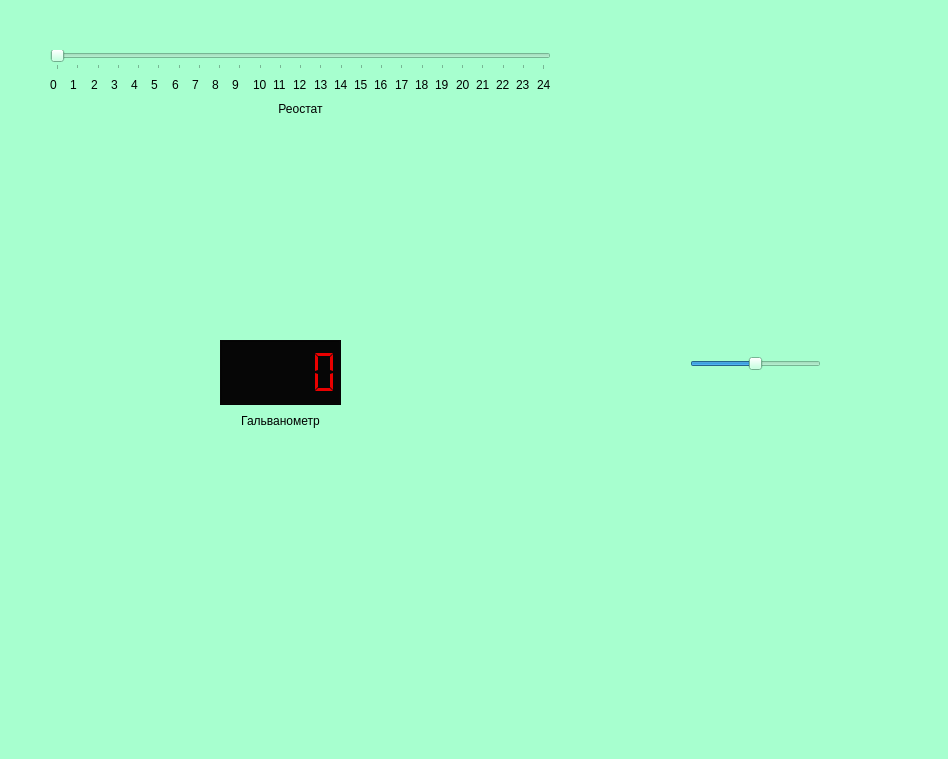
The window that laba2.ui (doktorfish0078/SimulationOfLaboratoryWork) describes before a commit, drawn with Qt 5.
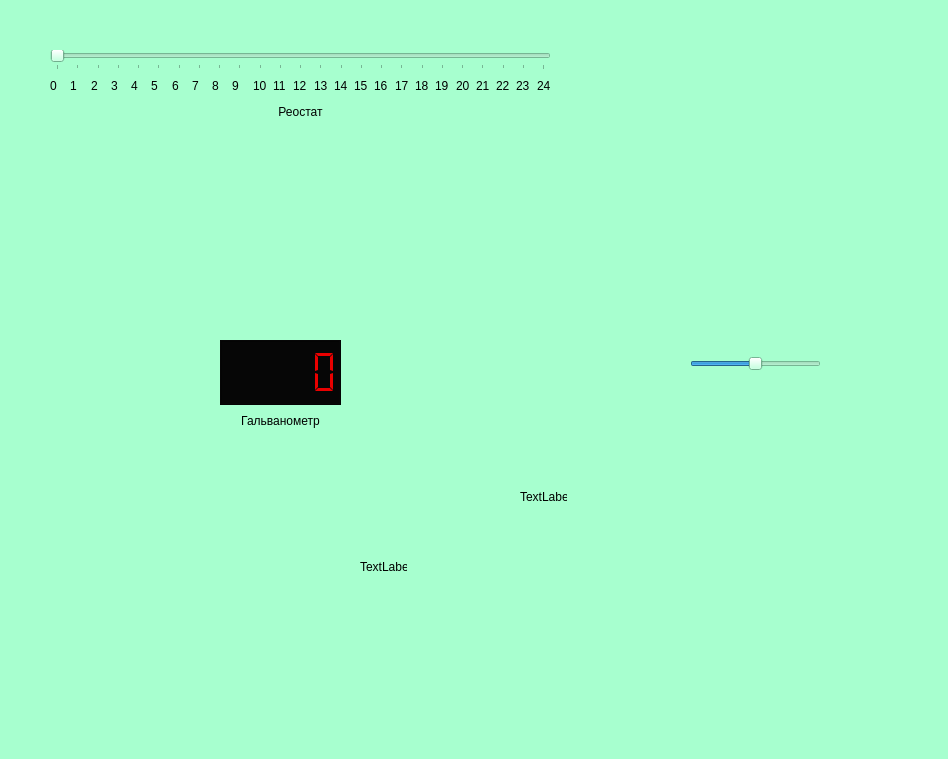
The same window after the commit.

What changed in the file:
```diff
--- a/laba2.ui
+++ b/laba2.ui
@@ -23,7 +23,7 @@
       <x>50</x>
       <y>50</y>
       <width>501</width>
-      <height>68</height>
+      <height>71</height>
      </rect>
     </property>
     <layout class="QVBoxLayout" name="verticalLayout">
@@ -356,6 +356,32 @@
      </item>
     </layout>
    </widget>
+   <widget class="QLabel" name="ChainiC_S_funcieu_jopa">
+    <property name="geometry">
+     <rect>
+      <x>520</x>
+      <y>490</y>
+      <width>47</width>
+      <height>13</height>
+     </rect>
+    </property>
+    <property name="text">
+     <string>TextLabel</string>
+    </property>
+   </widget>
+   <widget class="QLabel" name="label_28">
+    <property name="geometry">
+     <rect>
+      <x>360</x>
+      <y>560</y>
+      <width>47</width>
+      <height>13</height>
+     </rect>
+    </property>
+    <property name="text">
+     <string>TextLabel</string>
+    </property>
+   </widget>
   </widget>
   <widget class="QMenuBar" name="menubar">
    <property name="geometry">
```
